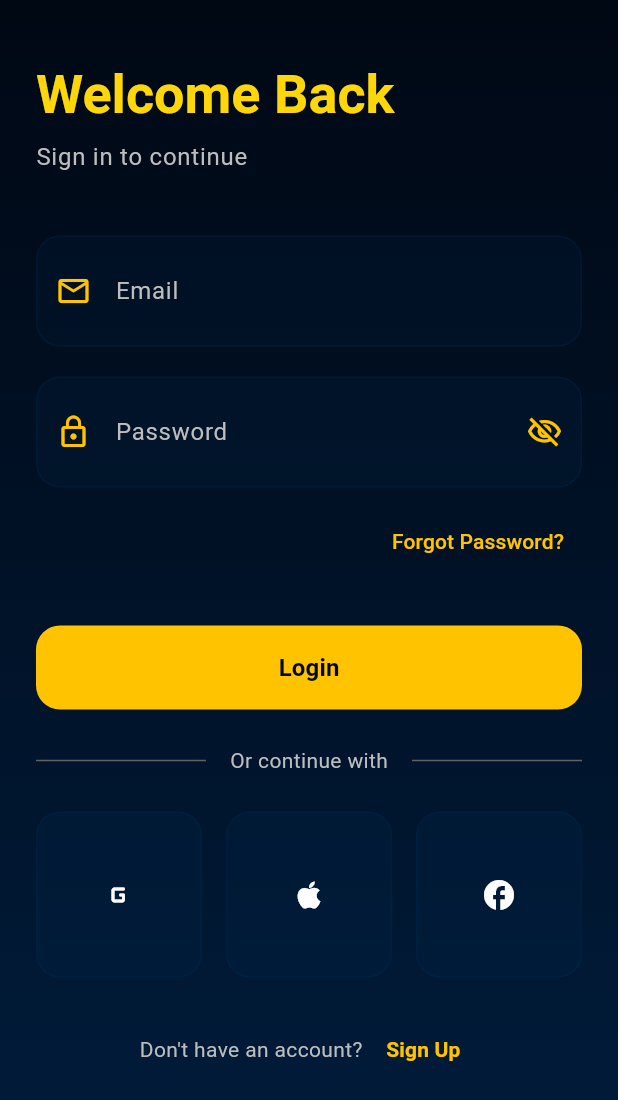
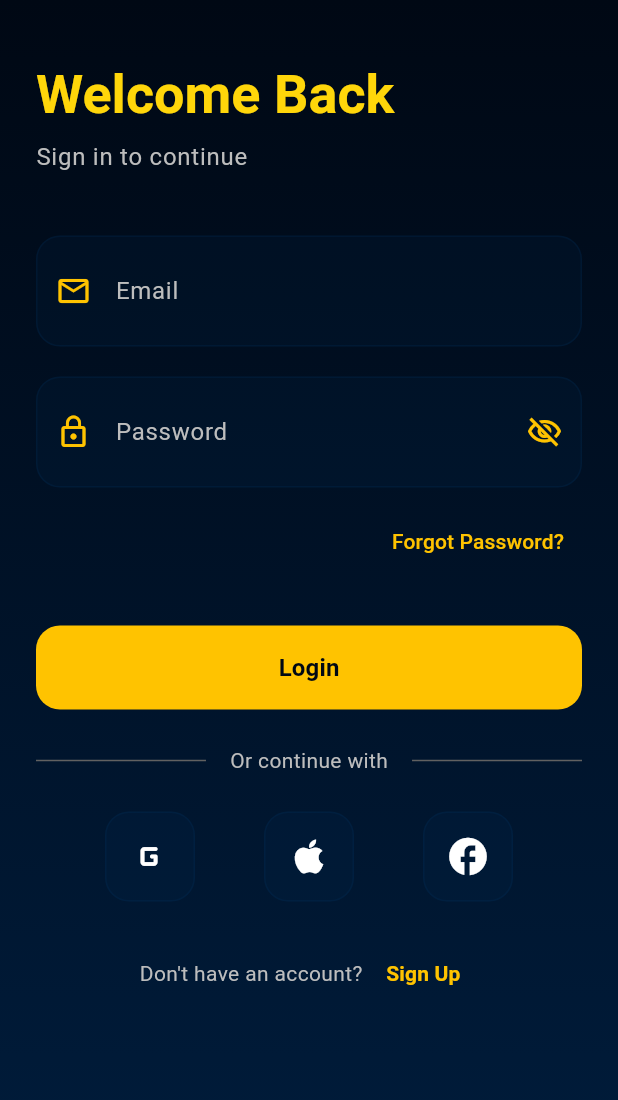
Before and after one commit to tekiplanet/safejet_exchange, a Flutter app: the screen it shows after launch, on a phone screen of 412 x 824 dp. Shown: the top 1100 px of the screen. Run offline on Flutter 3.47's test engine with Material 3 defaults, Android fonts, the light colour scheme and no system bars; our stand-ins replace animate_do, shared_preferences.

Commit message:
UI/UX for safejet exchange

```diff
--- a/safejet_exchange/lib/screens/auth/login_screen.dart
+++ b/safejet_exchange/lib/screens/auth/login_screen.dart
@@ -145,31 +145,23 @@ class _LoginScreenState extends State<LoginScreen> {
                             Row(
                               mainAxisAlignment: MainAxisAlignment.spaceEvenly,
                               children: [
-                                Expanded(
-                                  child: _buildSocialButton(
+                                _buildSocialButton(
                                   icon: Icons.g_mobiledata_rounded,
                                   onPressed: () {
                                     // TODO: Implement Google login
                                   },
                                 ),
-                                ),
-                                const SizedBox(width: 16),
-                                Expanded(
-                                  child: _buildSocialButton(
+                                _buildSocialButton(
                                   icon: Icons.apple_rounded,
                                   onPressed: () {
                                     // TODO: Implement Apple login
                                   },
                                 ),
-                                ),
-                                const SizedBox(width: 16),
-                                Expanded(
-                                  child: _buildSocialButton(
+                                _buildSocialButton(
                                   icon: Icons.facebook_rounded,
                                   onPressed: () {
                                     // TODO: Implement Facebook login
                                   },
-                                  ),
                                 ),
                               ],
                             ),
@@ -331,9 +323,9 @@ class _LoginScreenState extends State<LoginScreen> {
     required IconData icon,
     required VoidCallback onPressed,
   }) {
-    return AspectRatio(
-      aspectRatio: 1,
-      child: Container(
+    return Container(
+      width: 60,
+      height: 60,
       decoration: BoxDecoration(
         color: SafeJetColors.primaryAccent.withOpacity(0.1),
         borderRadius: BorderRadius.circular(16),
@@ -342,9 +334,8 @@ class _LoginScreenState extends State<LoginScreen> {
         ),
       ),
       child: IconButton(
-          icon: Icon(icon, color: Colors.white, size: 24),
+        icon: Icon(icon, color: Colors.white, size: 30),
         onPressed: onPressed,
-        ),
       ),
     );
   }
```
Lines whose indentation alone changed are shown as unchanged.
